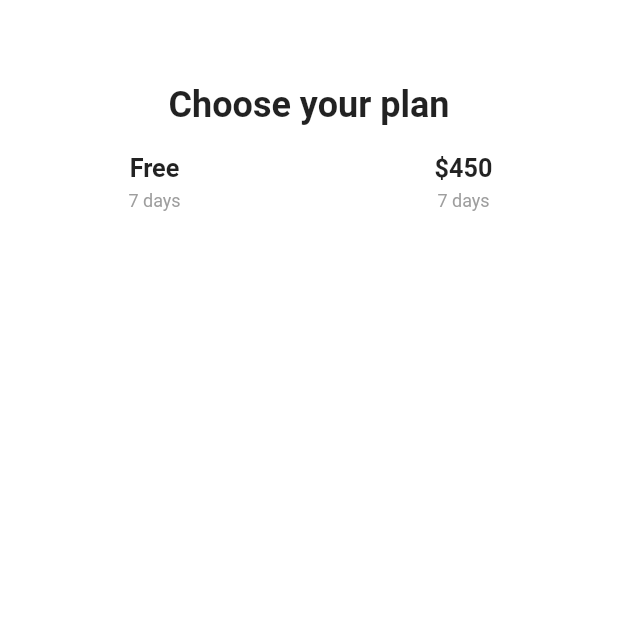
After one commit to eoeefosa/loginScreen, a Flutter app: the CheckoutOnePage screen opened directly, on a phone screen of 412 x 824 dp, the top half of it. The commit adds this screen. Run offline on Flutter 3.47's test engine with Material 2 defaults, Android fonts, the phone set to English and light mode, and no system bars; our stand-ins replace firebase_auth, firebase_core; accounts and stored records are empty.

Commit message:
added checkoutpage

```diff
--- /dev/null
+++ b/lib/checkout1.dart
@@ -0,0 +1,72 @@
+import 'package:flutter/material.dart';
+
+class CheckoutOnePage extends StatelessWidget {
+  const CheckoutOnePage({super.key});
+
+  @override
+  Widget build(BuildContext context) {
+    return Scaffold(
+      backgroundColor: Colors.white,
+      appBar: AppBar(
+        backgroundColor: Colors.transparent,
+        elevation: 0,
+        iconTheme: IconThemeData(color: Colors.black),
+      ),
+      body: SingleChildScrollView(
+        child: Column(
+          children: [
+            Text(
+              'Choose your plan',
+              style: TextStyle(fontWeight: FontWeight.bold, fontSize: 24.0),
+            ),
+            const SizedBox(height: 10.0),
+            Row(
+              children: [
+                Expanded(
+                  child: Container(
+                    margin: EdgeInsets.symmetric(vertical: 8.0, horizontal: 8.0),
+                    decoration: BoxDecoration(borderRadius: BorderRadius.circular(16.0)),
+                    child: Column(
+                      children: [
+                        Text(
+                          "Free",
+                          style: TextStyle(fontWeight: FontWeight.bold),
+                          textScaleFactor: 1.2,
+                        ),
+                        const SizedBox(height: 5.0),
+                        Text(
+                          "7 days",
+                          style: TextStyle(color: Colors.grey, fontSize: 12.0),
+                        ),
+                      ],
+                    ),
+                  ),
+                ),
+                Expanded(
+                  child: Container(
+                    margin: EdgeInsets.symmetric(vertical: 8.0, horizontal: 8.0),
+                    decoration: BoxDecoration(borderRadius: BorderRadius.circular(16.0)),
+                    child: Column(
+                      children: [
+                        Text(
+                          "\$450",
+                          style: TextStyle(fontWeight: FontWeight.bold),
+                          textScaleFactor: 1.2,
+                        ),
+                        const SizedBox(height: 5.0),
+                        Text(
+                          "7 days",
+                          style: TextStyle(color: Colors.grey, fontSize: 12.0),
+                        ),
+                      ],
+                    ),
+                  ),
+                ),
+              ],
+            )
+          ],
+        ),
+      ),
+    );
+  }
+}
--- a/lib/main.dart
+++ b/lib/main.dart
@@ -1,6 +1,7 @@
 import 'package:firebase_auth/firebase_auth.dart';
 import 'package:firebase_core/firebase_core.dart';
 import 'package:flutter/material.dart';
+import 'package:loginscreen/checkout1.dart';
 
 import 'profile_Screen.dart';
 
@@ -146,7 +147,7 @@ class _LoginScreenState extends State<LoginScreen> {
                 User? user = await loginUsingEmailPassword(email: _emailcontroller.text, password: _passwordcontroller.text, context: context);
                 print(user);
                 if (user != null) {
-                  Navigator.of(context).pushReplacement(MaterialPageRoute(builder: (context) => ProfileScreen()));
+                  Navigator.of(context).pushReplacement(MaterialPageRoute(builder: (context) => CheckoutOnePage()));
                 }
               },
               child: const Text(
--- a/lib/profile_Screen.dart
+++ b/lib/profile_Screen.dart
@@ -1,6 +1,4 @@
 import 'package:flutter/material.dart';
-import 'package:flutter/src/widgets/container.dart';
-import 'package:flutter/src/widgets/framework.dart';
 
 class ProfileScreen extends StatefulWidget {
   const ProfileScreen({super.key});
```
